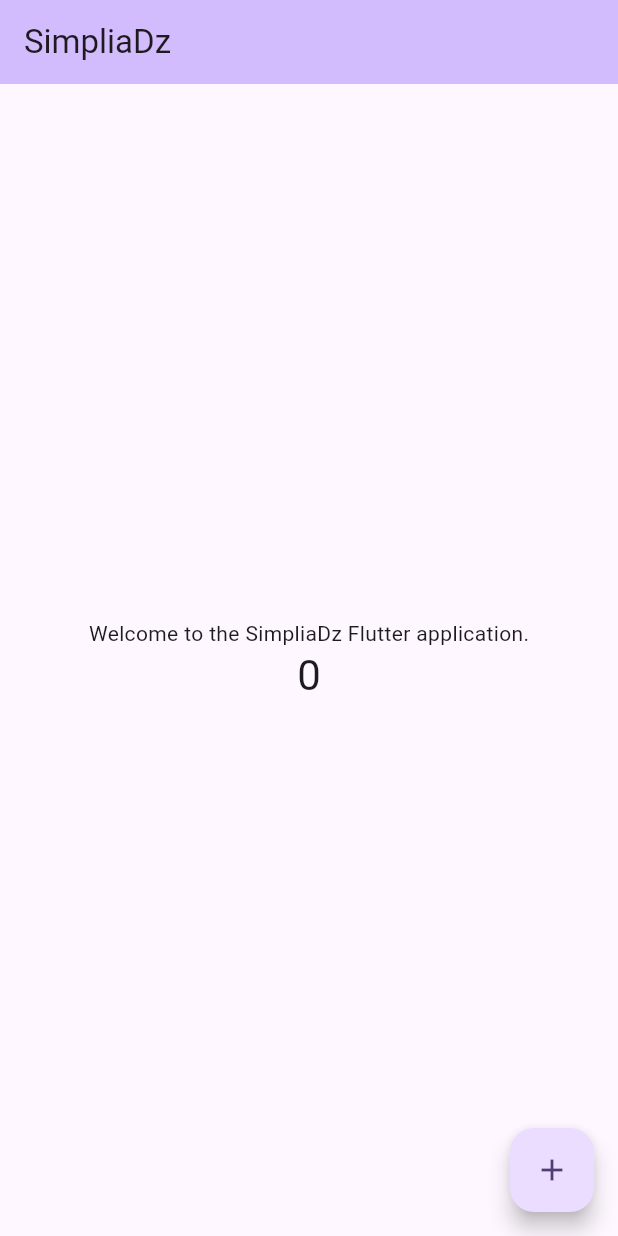
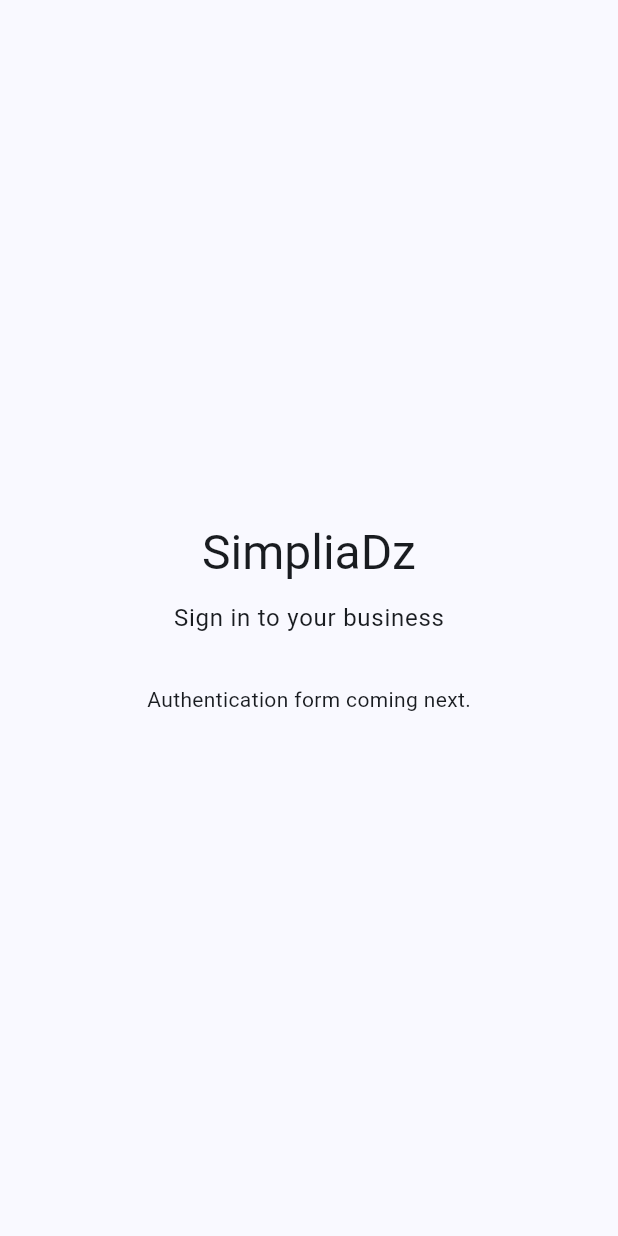
Before and after one commit to SimpliaDz/simpliadz-mobile, a Flutter app: the screen it shows after launch, on a phone screen of 412 x 824 dp. Run offline on Flutter 3.47's test engine with Material 3 defaults, Android fonts, the phone set to English and light mode, and no system bars.

Commit message:
feat: create SimpliaDz application shell

```diff
--- /dev/null
+++ b/lib/app/app.dart
@@ -0,0 +1,19 @@
+import 'package:flutter/material.dart';
+import 'package:simpliadz_mobile/features/auth/presentation/screens/login_screen.dart';
+
+class SimpliaDzApp extends StatelessWidget {
+  const SimpliaDzApp({super.key});
+
+  @override
+  Widget build(BuildContext context) {
+    return MaterialApp(
+      title: 'SimpliaDz',
+      debugShowCheckedModeBanner: false,
+      theme: ThemeData(
+        colorScheme: ColorScheme.fromSeed(seedColor: const Color(0xFF1565C0)),
+        useMaterial3: true,
+      ),
+      home: const LoginScreen(),
+    );
+  }
+}
--- /dev/null
+++ b/lib/features/auth/presentation/screens/login_screen.dart
@@ -0,0 +1,34 @@
+import 'package:flutter/material.dart';
+
+class LoginScreen extends StatelessWidget {
+  const LoginScreen({super.key});
+
+  @override
+  Widget build(BuildContext context) {
+    return Scaffold(
+      body: SafeArea(
+        child: Center(
+          child: Padding(
+            padding: const EdgeInsets.all(24),
+            child: Column(
+              mainAxisSize: MainAxisSize.min,
+              children: [
+                Text(
+                  'SimpliaDz',
+                  style: Theme.of(context).textTheme.headlineLarge,
+                ),
+                const SizedBox(height: 12),
+                Text(
+                  'Sign in to your business',
+                  style: Theme.of(context).textTheme.bodyLarge,
+                ),
+                const SizedBox(height: 32),
+                const Text('Authentication form coming next.'),
+              ],
+            ),
+          ),
+        ),
+      ),
+    );
+  }
+}
--- a/lib/main.dart
+++ b/lib/main.dart
@@ -1,98 +1,6 @@
 import 'package:flutter/material.dart';
+import 'package:simpliadz_mobile/app/app.dart';
 
 void main() {
-  runApp(const MyApp());
+  runApp(const SimpliaDzApp());
 }
-
-class MyApp extends StatelessWidget {
-  const MyApp({super.key});
-
-  @override
-  Widget build(BuildContext context) {
-    return MaterialApp(
-      title: 'SimpliaDz',
-      theme: ThemeData(
-        colorScheme: ColorScheme.fromSeed(seedColor: Colors.deepPurple),
-      ),
-      home: const MyHomePage(title: 'SimpliaDz'),
-    );
-  }
-}
-
-class MyHomePage extends StatefulWidget {
-  const MyHomePage({super.key, required this.title});
-
-  final String title;
-
-  @override
-  State<MyHomePage> createState() => _MyHomePageState();
-}
-
-class _MyHomePageState extends State<MyHomePage> {
-  int _counter = 0;
-
-  void _incrementCounter() {
-    setState(() {
-      _counter++;
-    });
-  }
-
-  void _decrementCounter() {
-    setState(() {
-      _counter--;
-    });
-  }
-
-  @override
-  Widget build(BuildContext context) {
-    // This method is rerun every time setState is called, for instance as done
-    // by the _incrementCounter method above.
-    //
-    // The Flutter framework has been optimized to make rerunning build methods
-    // fast, so that you can just rebuild anything that needs updating rather
-    // than having to individually change instances of widgets.
-    return Scaffold(
-      appBar: AppBar(
-        // TRY THIS: Try changing the color here to a specific color (to
-        // Colors.amber, perhaps?) and trigger a hot reload to see the AppBar
-        // change color while the other colors stay the same.
-        backgroundColor: Theme.of(context).colorScheme.inversePrimary,
-        // Here we take the value from the MyHomePage object that was created by
-        // the App.build method, and use it to set our appbar title.
-        title: Text(widget.title),
-      ),
-      body: Center(
-        // Center is a layout widget. It takes a single child and positions it
-        // in the middle of the parent.
-        child: Column(
-          // Column is also a layout widget. It takes a list of children and
-          // arranges them vertically. By default, it sizes itself to fit its
-          // children horizontally, and tries to be as tall as its parent.
-          //
-          // Column has various properties to control how it sizes itself and
-          // how it positions its children. Here we use mainAxisAlignment to
-          // center the children vertically; the main axis here is the vertical
-          // axis because Columns are vertical (the cross axis would be
-          // horizontal).
-          //
-          // TRY THIS: Invoke "debug painting" (choose the "Toggle Debug Paint"
-          // action in the IDE, or press "p" in the console), to see the
-          // wireframe for each widget.
-          mainAxisAlignment: .center,
-          children: [
-            const Text('Welcome to the SimpliaDz Flutter application.'),
-            Text(
-              '$_counter',
-              style: Theme.of(context).textTheme.headlineMedium,
-            ),
-          ],
-        ),
-      ),
-      floatingActionButton: FloatingActionButton(
-        onPressed: _incrementCounter,
-        tooltip: 'Increment',
-        child: const Icon(Icons.add),
-      ),
-    );
-  }
-}
```
Also changed, not shown: 2 other files.
